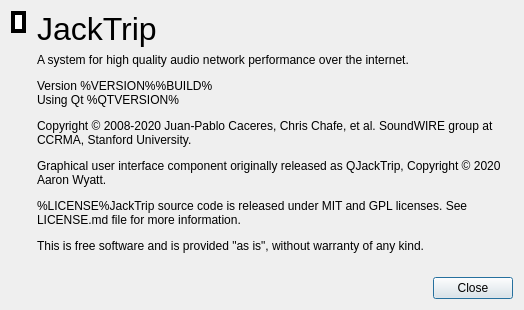
This is src/gui/about.ui in jacktrip/jacktrip as Qt 5 draws it before an edit. The edited form follows.
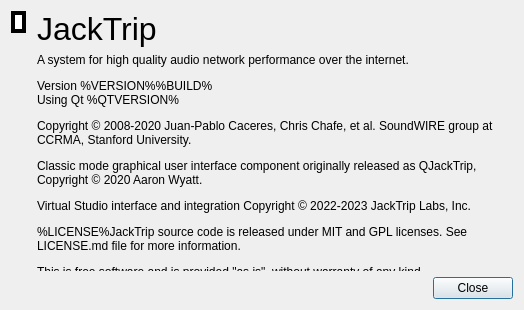
This is the edited form. Icons and pictures are not drawn.

Commit message:
Renamed vsAudioInterface to vsAudio and moved everything related to audio from the VirtualStudio class into vsAudio. This eliminated a lot of duplicate code, and strange signal connections across the two.
Converted most of the raw pointers in VirtualStudio and vsAudio into smart
pointers and eliminated unnecessary timers, sleeps and other hacks

Fixed bugs with some of the virtual studio QML paths,
especially related to deep links

Updated RtAudioInterface::mStereoToMonoMixer to use a smart pointer

Updated copyright in license file and in the about dialog

Bumping version to 2.0.0-beta2

```diff
--- a/src/gui/about.ui
+++ b/src/gui/about.ui
@@ -93,7 +93,7 @@
         </size>
        </property>
        <property name="text">
-        <string>&lt;html&gt;&lt;head/&gt;&lt;body&gt;&lt;p&gt;A system for high quality audio network performance over the internet.&lt;/p&gt;&lt;p&gt;Version %VERSION%%BUILD%&lt;br/&gt;Using Qt %QTVERSION%&lt;/p&gt;&lt;p&gt;Copyright © 2008-2020 Juan-Pablo Caceres, Chris Chafe, et al. SoundWIRE group at CCRMA, Stanford University.&lt;/p&gt;&lt;p&gt;Graphical user interface component originally released as QJackTrip, Copyright © 2020 Aaron Wyatt.&lt;/p&gt;&lt;p&gt;%LICENSE%JackTrip source code is released under MIT and GPL licenses. See LICENSE.md file for more information.&lt;/p&gt;&lt;p&gt;This is free software and is provided &amp;quot;as is&amp;quot;, without warranty of any kind.&lt;/p&gt;&lt;/body&gt;&lt;/html&gt;</string>
+        <string>&lt;html&gt;&lt;head/&gt;&lt;body&gt;&lt;p&gt;A system for high quality audio network performance over the internet.&lt;/p&gt;&lt;p&gt;Version %VERSION%%BUILD%&lt;br/&gt;Using Qt %QTVERSION%&lt;/p&gt;&lt;p&gt;Copyright © 2008-2020 Juan-Pablo Caceres, Chris Chafe, et al. SoundWIRE group at CCRMA, Stanford University.&lt;/p&gt;&lt;p&gt;Classic mode graphical user interface component originally released as QJackTrip, Copyright © 2020 Aaron Wyatt.&lt;/p&gt;&lt;p&gt;&lt;/p&gt;&lt;p&gt;Virtual Studio interface and integration Copyright © 2022-2023 JackTrip Labs, Inc.&lt;/p&gt;&lt;p&gt;&lt;/p&gt;&lt;p&gt;%LICENSE%JackTrip source code is released under MIT and GPL licenses. See LICENSE.md file for more information.&lt;/p&gt;&lt;p&gt;This is free software and is provided &amp;quot;as is&amp;quot;, without warranty of any kind.&lt;/p&gt;&lt;/body&gt;&lt;/html&gt;</string>
        </property>
        <property name="alignment">
         <set>Qt::AlignLeading|Qt::AlignLeft|Qt::AlignTop</set>
```
The commit also changes 37 other files.
